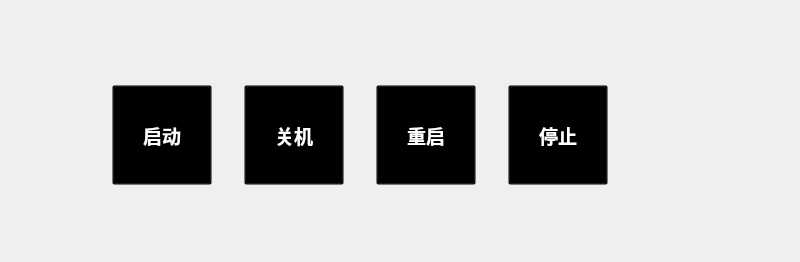
Before: the Qt Designer form powerface.ui in ives560/InverterController, drawn with Qt 5.
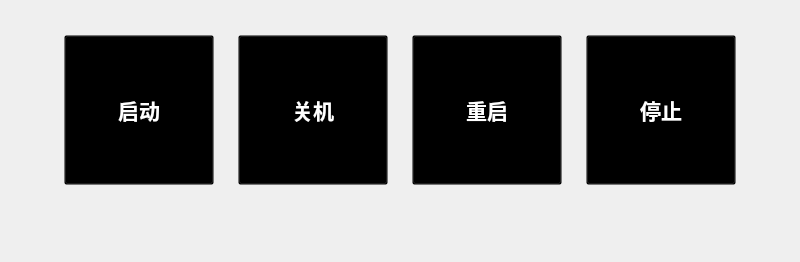
After: the same form once the commit is applied. Icons and pictures are not drawn.

What changed in the file:
```diff
--- a/powerface.ui
+++ b/powerface.ui
@@ -24,10 +24,10 @@
   <widget class="QWidget" name="layoutWidget">
    <property name="geometry">
     <rect>
-     <x>80</x>
-     <y>70</y>
-     <width>561</width>
-     <height>131</height>
+     <x>40</x>
+     <y>20</y>
+     <width>721</width>
+     <height>181</height>
     </rect>
    </property>
    <layout class="QHBoxLayout" name="horizontalLayout">
@@ -38,13 +38,13 @@
      <widget class="QToolButton" name="start">
       <property name="minimumSize">
        <size>
-        <width>100</width>
-        <height>100</height>
+        <width>150</width>
+        <height>150</height>
        </size>
       </property>
       <property name="font">
        <font>
-        <pointsize>14</pointsize>
+        <pointsize>16</pointsize>
         <weight>75</weight>
         <bold>true</bold>
        </font>
@@ -61,8 +61,8 @@
       </property>
       <property name="iconSize">
        <size>
-        <width>60</width>
-        <height>60</height>
+        <width>100</width>
+        <height>100</height>
        </size>
       </property>
       <property name="toolButtonStyle">
@@ -74,13 +74,13 @@
      <widget class="QToolButton" name="shutdown">
       <property name="minimumSize">
        <size>
-        <width>100</width>
-        <height>100</height>
+        <width>150</width>
+        <height>150</height>
        </size>
       </property>
       <property name="font">
        <font>
-        <pointsize>14</pointsize>
+        <pointsize>16</pointsize>
         <weight>75</weight>
         <bold>true</bold>
        </font>
@@ -97,8 +97,8 @@
       </property>
       <property name="iconSize">
        <size>
-        <width>60</width>
-        <height>60</height>
+        <width>100</width>
+        <height>100</height>
        </size>
       </property>
       <property name="toolButtonStyle">
@@ -110,13 +110,13 @@
      <widget class="QToolButton" name="reset">
       <property name="minimumSize">
        <size>
-        <width>100</width>
-        <height>100</height>
+        <width>150</width>
+        <height>150</height>
        </size>
       </property>
       <property name="font">
        <font>
-        <pointsize>14</pointsize>
+        <pointsize>16</pointsize>
         <weight>75</weight>
         <bold>true</bold>
        </font>
@@ -133,8 +133,8 @@
       </property>
       <property name="iconSize">
        <size>
-        <width>60</width>
-        <height>60</height>
+        <width>100</width>
+        <height>100</height>
        </size>
       </property>
       <property name="toolButtonStyle">
@@ -146,14 +146,14 @@
      <widget class="QToolButton" name="stop">
       <property name="minimumSize">
        <size>
-        <width>100</width>
-        <height>100</height>
+        <width>150</width>
+        <height>150</height>
        </size>
       </property>
       <property name="font">
        <font>
         <family>AR PL UKai CN</family>
-        <pointsize>14</pointsize>
+        <pointsize>16</pointsize>
         <weight>75</weight>
         <bold>true</bold>
        </font>
@@ -170,8 +170,8 @@
       </property>
       <property name="iconSize">
        <size>
-        <width>60</width>
-        <height>60</height>
+        <width>100</width>
+        <height>100</height>
        </size>
       </property>
       <property name="toolButtonStyle">
```
